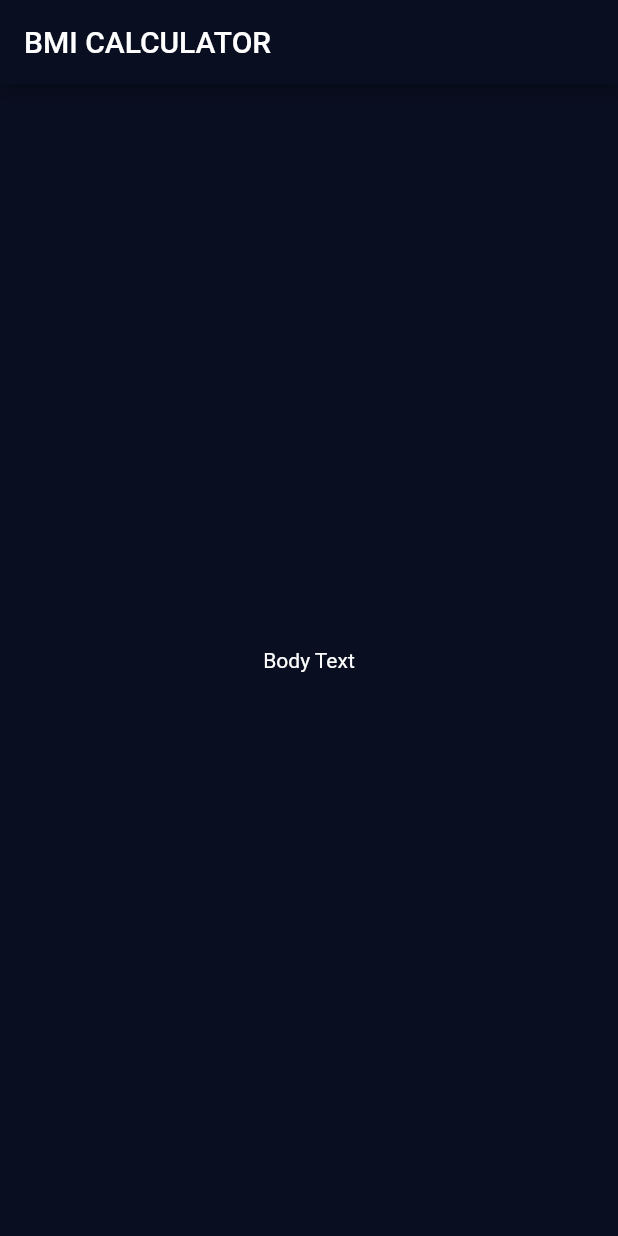
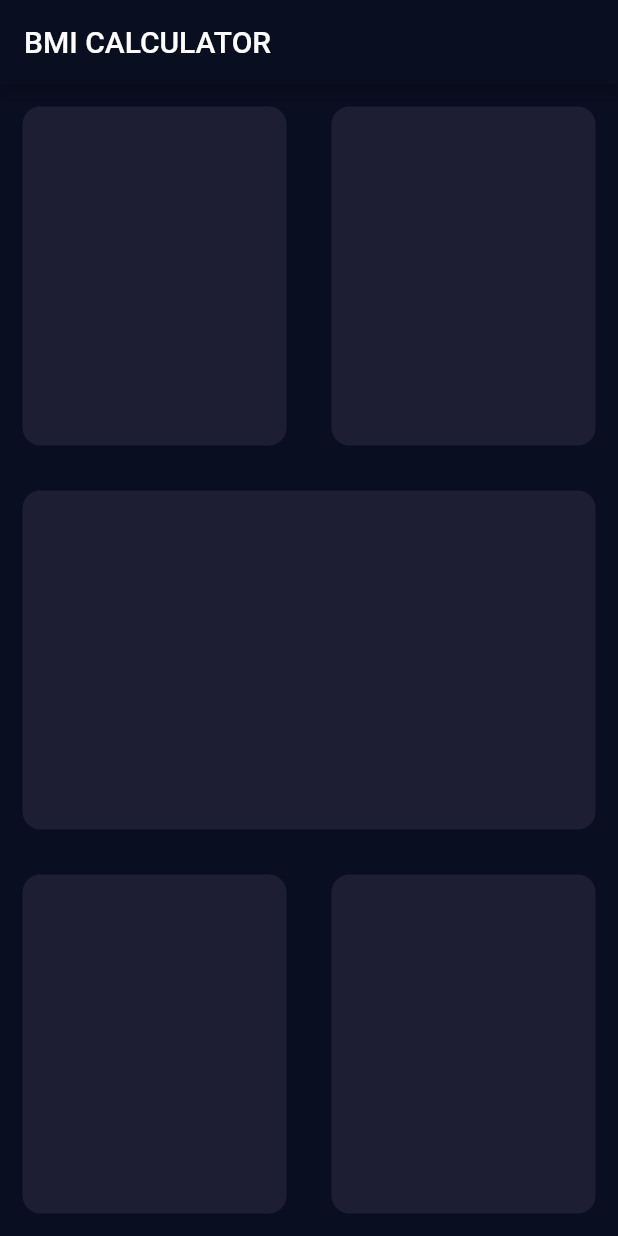
Before and after one commit to ing-arriola/bmiCalculatorFlutter, a Flutter app: the screen it shows after launch, on a phone screen of 412 x 824 dp. Run offline on Flutter 3.47's test engine with Material 2 defaults, Android fonts, the phone set to English and light mode, and no system bars.

Commit message:
Added cards layout

```diff
--- a/lib/input_page.dart
+++ b/lib/input_page.dart
@@ -9,11 +9,61 @@ class _InputPageState extends State<InputPage> {
   @override
   Widget build(BuildContext context) {
     return Scaffold(
-      appBar: AppBar(
-        title: Text('BMI CALCULATOR'),
-      ),
-      body: Center(
-        child: Text('Body Text'),
+        appBar: AppBar(
+          title: Text('BMI CALCULATOR'),
+        ),
+        body: Column(
+          children: [
+            Expanded(
+              child: Row(
+                children: [
+                  Expanded(
+                    child: ReusableCard(background: Color(0xFF1D1E33)),
+                  ),
+                  Expanded(
+                    child: ReusableCard(background: Color(0xFF1D1E33)),
+                  ),
+                ],
+              ),
+            ),
+            Expanded(
+              child: Row(
+                children: [
+                  Expanded(
+                    child: ReusableCard(background: Color(0xFF1D1E33)),
+                  ),
+                ],
+              ),
+            ),
+            Expanded(
+              flex: 1,
+              child: Row(
+                children: [
+                  Expanded(
+                    child: ReusableCard(background: Color(0xFF1D1E33)),
+                  ),
+                  Expanded(
+                    child: ReusableCard(background: Color(0xFF1D1E33)),
+                  ),
+                ],
+              ),
+            ),
+          ],
+        ));
+  }
+}
+
+class ReusableCard extends StatelessWidget {
+  Color background;
+  ReusableCard({this.background});
+
+  @override
+  Widget build(BuildContext context) {
+    return Container(
+      margin: EdgeInsets.all(15),
+      decoration: BoxDecoration(
+        color: background,
+        borderRadius: BorderRadius.circular(12),
       ),
     );
   }
```
